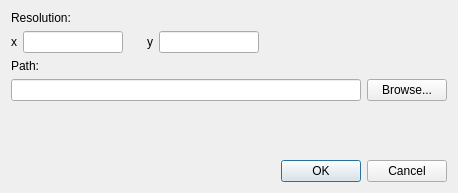
Above: Drw/ExportDialog.ui from drouin-simon/Lines before the change. Below: the same form after it.
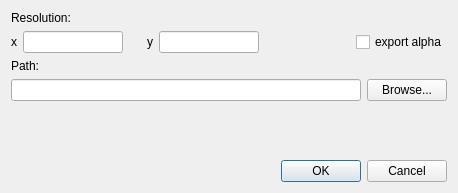
That is the form after the change.

Commit message: Added possibility to export frames to png wihtout alpha (black background.

Diff of the .ui file:
```diff
--- a/Drw/ExportDialog.ui
+++ b/Drw/ExportDialog.ui
@@ -92,6 +92,13 @@
        </property>
       </spacer>
      </item>
+     <item>
+      <widget class="QCheckBox" name="exportAlphaCheckBox">
+       <property name="text">
+        <string>export alpha</string>
+       </property>
+      </widget>
+     </item>
     </layout>
    </item>
    <item>
```
The commit also changes 5 other files.
